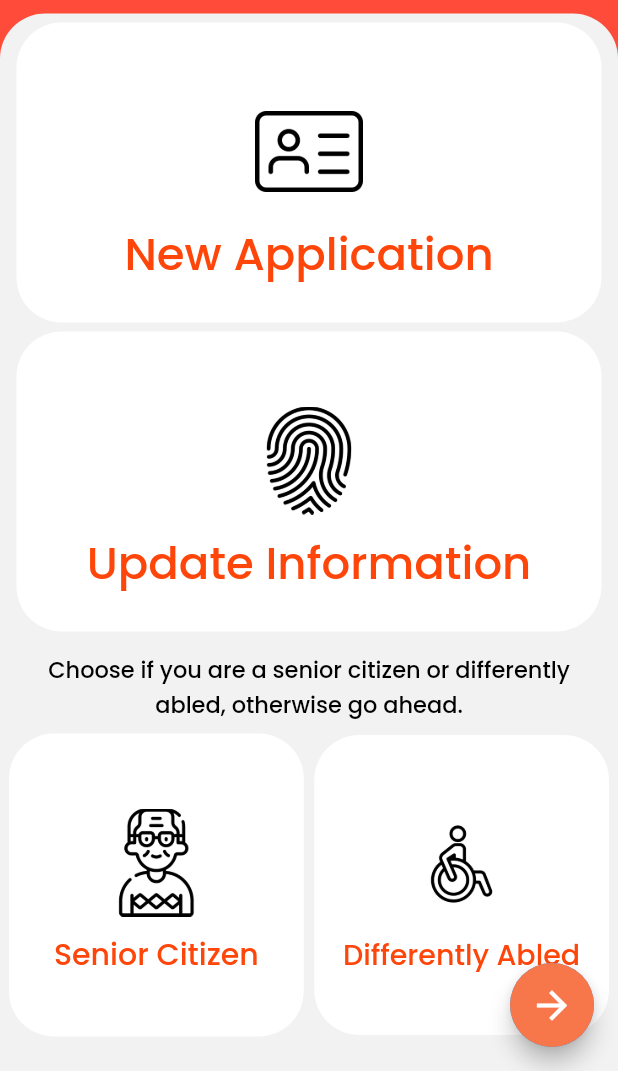
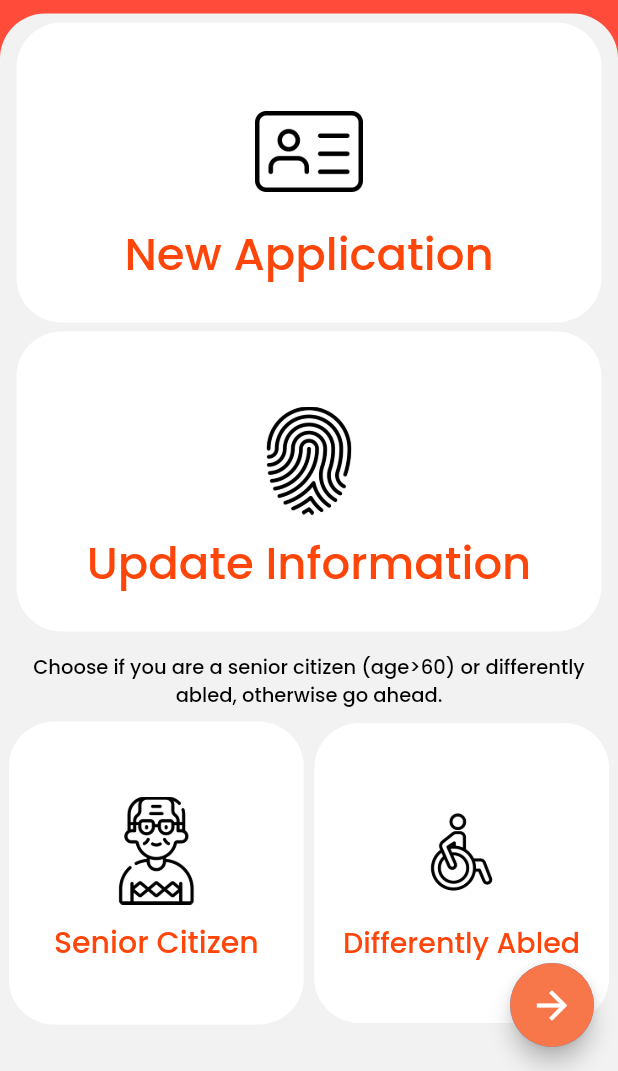
Before and after one commit to wersharks/mera_aadhar, a Flutter app: the ServiceSelectionPage screen opened directly, on a phone screen of 412 x 824 dp, the part 165-1236 px from its top. Run offline on Flutter 3.47's test engine with Material 2 defaults, Android fonts, the phone set to English and light mode, and no system bars; our stand-ins replace cloud_firestore, date_picker_timeline, firebase_auth, firebase_core, firebase_database, firebase_messaging and 12 more; missing offline and left inert: dart:ffi, flutter_map_marker_popup, geocode, mapmyindia_gl, mapmyindia_place_widget, otp_autofill; accounts and stored records are empty.

Commit message:
Service page

```diff
--- a/lib/screens/serviceSelectionPage.dart
+++ b/lib/screens/serviceSelectionPage.dart
@@ -240,11 +240,11 @@ print(Provider.of<BookingProvider>(context, listen: false)
                     Padding(
                       padding: const EdgeInsets.all(8.0),
                       child: Text(
-                        'Choose if you are a senior citizen or differently abled, otherwise go ahead.',
+                        'Choose if you are a senior citizen (age>60) or differently abled, otherwise go ahead.',
                         style: GoogleFonts.poppins(
                           textStyle: const TextStyle(
                             fontWeight: FontWeight.w500,
-                            fontSize: 15,
+                            fontSize: 13,
                             color: Colors.black,
                           ),
                         ),
```
